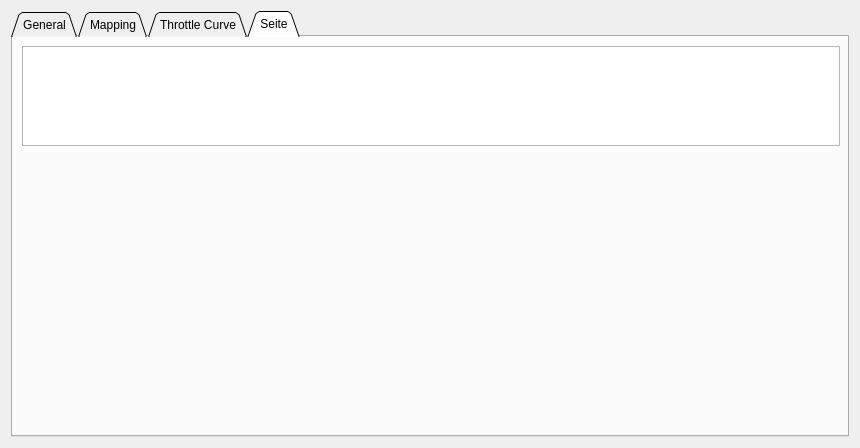
The window that pages/pageinputsettings.ui (tkersten09/vesc_tool) describes before a commit, drawn with Qt 5.
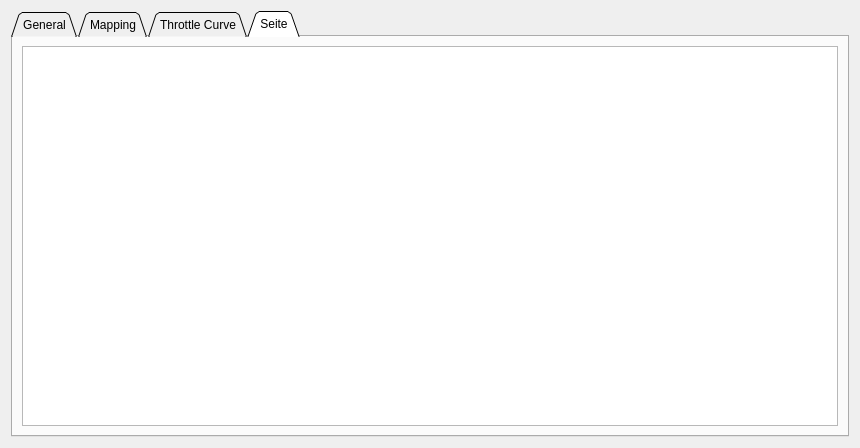
The same window after the commit. Custom widgets are drawn as their Qt base class.

```diff
--- a/pages/pageinputsettings.ui
+++ b/pages/pageinputsettings.ui
@@ -88,15 +88,9 @@
       <attribute name="title">
        <string>Seite</string>
       </attribute>
+      <layout class="QVBoxLayout" name="verticalLayout">
+       <item>
       <widget class="ParamTable" name="newTab">
-       <property name="geometry">
-        <rect>
-         <x>9</x>
-         <y>9</y>
-         <width>818</width>
-         <height>100</height>
-        </rect>
-       </property>
        <property name="sizePolicy">
         <sizepolicy hsizetype="Expanding" vsizetype="Expanding">
          <horstretch>0</horstretch>
@@ -112,13 +106,15 @@
        <property name="maximumSize">
         <size>
          <width>16777215</width>
-         <height>100</height>
+           <height>16777215</height>
         </size>
        </property>
        <property name="autoFillBackground">
         <bool>false</bool>
        </property>
       </widget>
+       </item>
+      </layout>
      </widget>
     </widget>
    </item>
```
Left out of the diff: 2 changed lines with no effect on the pictures. Lines whose indentation alone changed are shown as unchanged.
